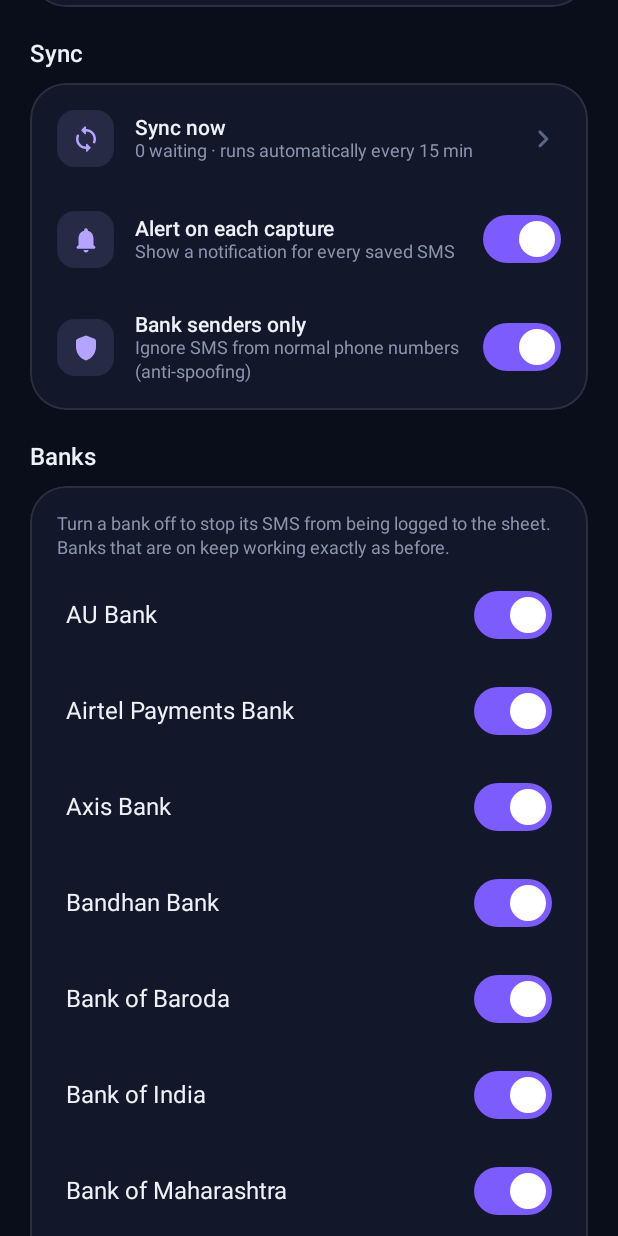
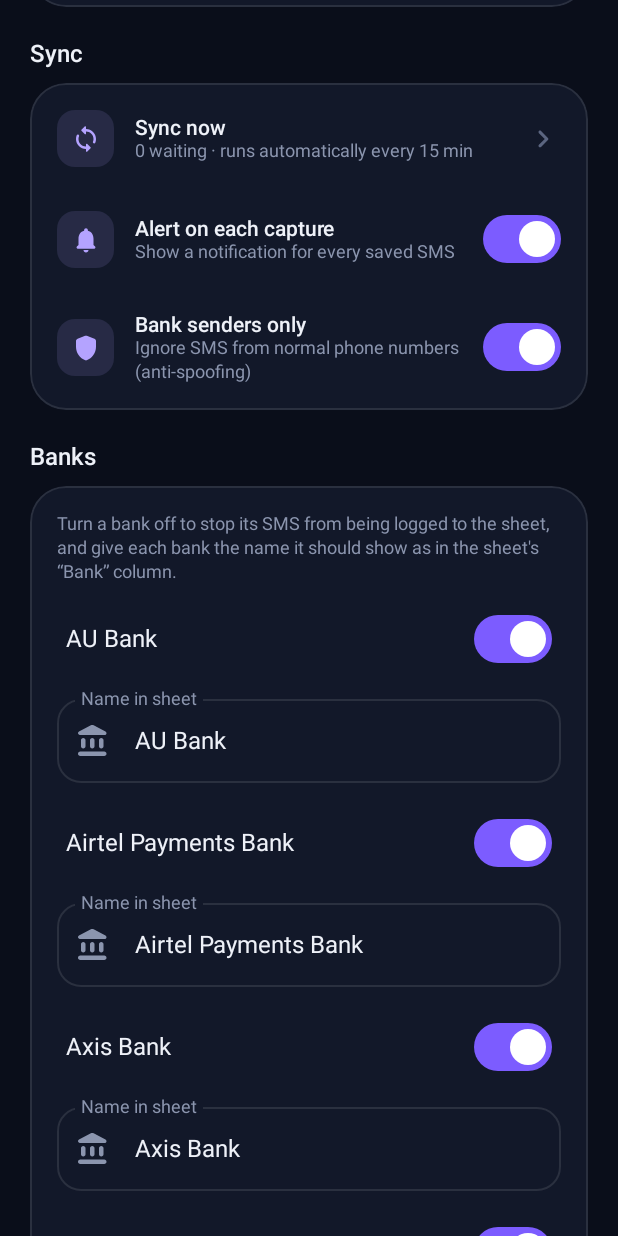
Before and after one commit to Utsavshah222/ledgersync, an Android app built with Jetpack Compose: the composable SettingsScreen shown on its own in the app's theme, scrolled down 576 dp, on a phone screen of 412 x 824 dp. Run offline under Robolectric (Android 15) with nearby library versions, the phone set to English and light mode, and no system bars; 3 statements that could not run were skipped.

Commit message:
Pick banks and name each one during setup, before any data is sent
Setup now has two new steps between connecting the sheet and importing:
first choose which banks should sync (SMS from banks left off is never
captured), then give each enabled bank the name it shows as in the
sheet's Bank column. Both run before the first sync, so nothing is sent
for banks you never wanted.

Per-bank nicknames are stored in Settings (bankNicknames) and applied at
capture time, taking priority over the phone-wide bank name and the
auto-detected one; the dedupe key is unaffected. The Settings > Banks
section gains the same editable name field per enabled bank. No Apps
Script change, so no sheet redeploy is needed.

Co-Authored-By: Claude Opus 4.8 <noreply@anthropic.com>

```diff
--- a/app/src/main/java/com/ledgersync/app/data/Settings.kt
+++ b/app/src/main/java/com/ledgersync/app/data/Settings.kt
@@ -81,6 +81,33 @@ class Settings private constructor(context: Context) {
         disabledBanksJson = org.json.JSONArray(set.toList()).toString()
     }
 
+    /**
+     * A nickname the user gave an individual bank during setup, keyed by the bank name (SmsParser.knownBanks).
+     * When a bank has a nickname here, every SMS from that bank is filed under this exact name in the sheet's
+     * "Bank" column and account group — e.g. "HDFC Bank" → "HDFC Current". Blank / absent = use the bank's own
+     * name. Stored as a JSON object {bank: nickname}. Takes priority over the phone-wide [bankName].
+     */
+    var bankNicknamesJson: String
+        get() = sp.getString("bankNicknames", "{}") ?: "{}"
+        set(v) = sp.edit().putString("bankNicknames", v).apply()
+
+    val bankNicknames: Map<String, String>
+        get() = try {
+            val o = org.json.JSONObject(bankNicknamesJson)
+            o.keys().asSequence().associateWith { o.getString(it).trim() }.filterValues { it.isNotBlank() }
+        } catch (_: Exception) { emptyMap() }
+
+    /** The nickname set for [bank], or blank if none. */
+    fun nicknameFor(bank: String): String = bankNicknames[bank] ?: ""
+
+    /** Set (or, when blank / same as the bank's own name, clear) the nickname for one bank. */
+    fun setBankNickname(bank: String, nickname: String) {
+        val o = try { org.json.JSONObject(bankNicknamesJson) } catch (_: Exception) { org.json.JSONObject() }
+        val n = nickname.trim()
+        if (n.isBlank() || n == bank) o.remove(bank) else o.put(bank, n)
+        bankNicknamesJson = o.toString()
+    }
+
     var accountsFetchedAt: Long
         get() = sp.getLong("accountsFetchedAt", 0)
         set(v) = sp.edit().putLong("accountsFetchedAt", v).apply()
--- a/app/src/main/java/com/ledgersync/app/ui/MainViewModel.kt
+++ b/app/src/main/java/com/ledgersync/app/ui/MainViewModel.kt
@@ -324,8 +324,9 @@ class MainViewModel(app: Application) : AndroidViewModel(app) {
         val p = when (r) { is ParseResult.Ok -> r.parsed; is ParseResult.Skip -> r.parsed }
         val head = when (r) {
             is ParseResult.Ok -> {
-                // Mirror Ingest: a bank name set for this phone wins over the auto-detected one.
-                val override = settings.bankName
+                // Mirror Ingest: a per-bank nickname wins, then a phone-wide name, then the auto-detected one.
+                val detectedBank = r.account.bank.ifBlank { r.parsed.senderBank ?: "" }
+                val override = settings.nicknameFor(detectedBank).ifBlank { settings.bankName }
                 val bank = override.ifBlank { r.account.bank }
                 val nick = if (override.isNotBlank()) {
                     val last4 = r.account.digits.takeLast(4)
--- a/app/src/main/java/com/ledgersync/app/ui/SettingsScreen.kt
+++ b/app/src/main/java/com/ledgersync/app/ui/SettingsScreen.kt
@@ -58,6 +58,7 @@ import androidx.compose.runtime.mutableStateOf
 import androidx.compose.runtime.remember
 import androidx.compose.runtime.rememberCoroutineScope
 import androidx.compose.runtime.setValue
+import androidx.compose.runtime.toMutableStateMap
 import androidx.compose.ui.Alignment
 import androidx.compose.ui.Modifier
 import androidx.compose.ui.draw.clip
@@ -95,6 +96,7 @@ fun SettingsScreen(vm: MainViewModel) {
     var labBody by remember { mutableStateOf("") }
     var labOut by remember { mutableStateOf("") }
     var confirmClear by remember { mutableStateOf(false) }
+    val bankNames = remember { SmsParser.knownBanks.map { it to s.nicknameFor(it).ifBlank { it } }.toMutableStateMap() }
     val appVersion = remember { runCatching { ctx.packageManager.getPackageInfo(ctx.packageName, 0).versionName }.getOrNull() ?: "" }
     var batteryOk by remember { mutableStateOf(isIgnoringBattery(ctx)) }
     LifecycleEventEffect(Lifecycle.Event.ON_RESUME) { batteryOk = isIgnoringBattery(ctx) }
@@ -160,7 +162,7 @@ fun SettingsScreen(vm: MainViewModel) {
         SectionHeader("Banks")
         GlassCard {
             Text(
-                "Turn a bank off to stop its SMS from being logged to the sheet. Banks that are on keep working exactly as before.",
+                "Turn a bank off to stop its SMS from being logged to the sheet, and give each bank the name it should show as in the sheet's “Bank” column.",
                 color = LS.Muted, style = MaterialTheme.typography.bodySmall,
             )
             val off = s.disabledBanks.size
@@ -180,6 +182,14 @@ fun SettingsScreen(vm: MainViewModel) {
                         checked = on, onCheckedChange = { s.setBankEnabled(b, it) },
                         colors = SwitchDefaults.colors(checkedTrackColor = LS.Primary, checkedThumbColor = Color.White, uncheckedTrackColor = LS.Surface3, uncheckedBorderColor = LS.Stroke),
                     )
+                }
+                if (on) {
+                    LsTextField(
+                        bankNames[b] ?: b,
+                        { bankNames[b] = it; s.setBankNickname(b, it.ifBlank { b }) },
+                        "Name in sheet", leading = Icons.Rounded.AccountBalance,
+                    )
+                    Spacer(Modifier.height(8.dp))
                 }
             }
         }
```
Also changed, not shown: app/src/main/java/com/ledgersync/app/sms/Ingest.kt (+6 -5 lines), app/src/main/java/com/ledgersync/app/ui/OnboardingScreen.kt (+85 -1 lines).
